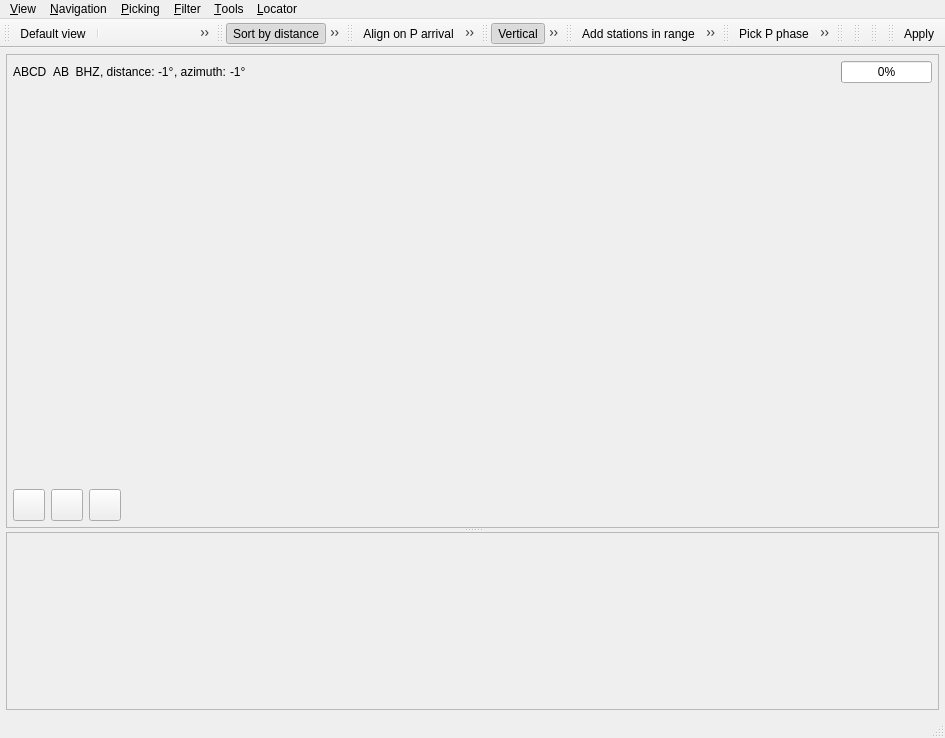
Old version of the form libs/seiscomp/gui/datamodel/pickerview.ui in the repository SeisComP/common.
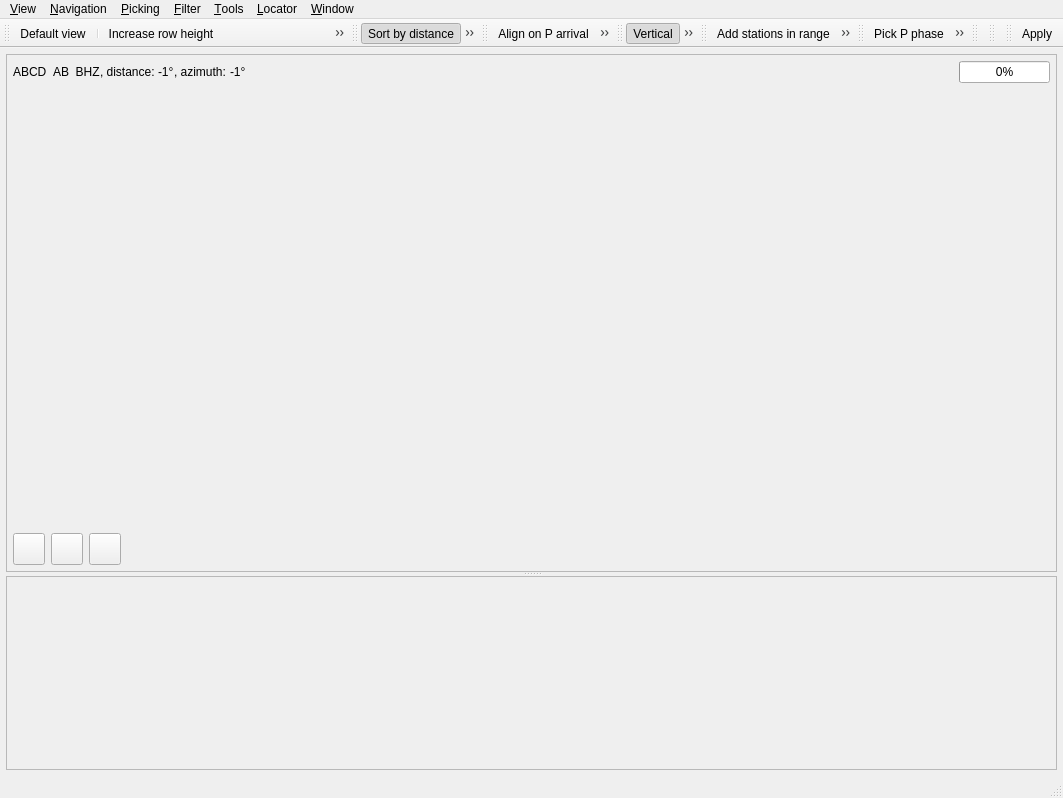
New version of the form. Icons and pictures are not drawn. Custom widgets are drawn as their Qt base class.

Commit message: [gui] Add SpectrogramSettings and use them in PickerView

```diff
--- a/libs/seiscomp/gui/datamodel/pickerview.ui
+++ b/libs/seiscomp/gui/datamodel/pickerview.ui
@@ -6,8 +6,8 @@
    <rect>
     <x>0</x>
     <y>0</y>
-    <width>945</width>
-    <height>738</height>
+    <width>1063</width>
+    <height>798</height>
    </rect>
   </property>
   <property name="windowTitle">
@@ -576,20 +576,6 @@
     <bool>false</bool>
    </attribute>
   </widget>
-  <widget class="QToolBar" name="toolBarSpectrogram">
-   <property name="windowTitle">
-    <string>Spectrogram</string>
-   </property>
-   <property name="orientation">
-    <enum>Qt::Horizontal</enum>
-   </property>
-   <attribute name="toolBarArea">
-    <enum>TopToolBarArea</enum>
-   </attribute>
-   <attribute name="toolBarBreak">
-    <bool>false</bool>
-   </attribute>
-  </widget>
   <widget class="QToolBar" name="toolBarTTT">
    <property name="windowTitle">
     <string>Travel times</string>
@@ -630,8 +616,8 @@
     <rect>
      <x>0</x>
      <y>0</y>
-     <width>945</width>
-     <height>18</height>
+     <width>1063</width>
+     <height>38</height>
     </rect>
    </property>
    <widget class="QMenu" name="menu_Filter">
@@ -724,12 +710,18 @@
     <addaction name="menuTraces"/>
     <addaction name="menuComponents"/>
    </widget>
+   <widget class="QMenu" name="menuWindow">
+    <property name="title">
+     <string>&amp;Window</string>
+    </property>
+   </widget>
    <addaction name="menuView"/>
    <addaction name="menu_Navigation"/>
    <addaction name="menuPicking"/>
    <addaction name="menu_Filter"/>
    <addaction name="menu_Tools"/>
    <addaction name="menu_Locate"/>
+   <addaction name="menuWindow"/>
   </widget>
   <action name="actionIncreaseAmplitudeScale">
    <property name="icon">
```
The commit also changes 7 other files.
